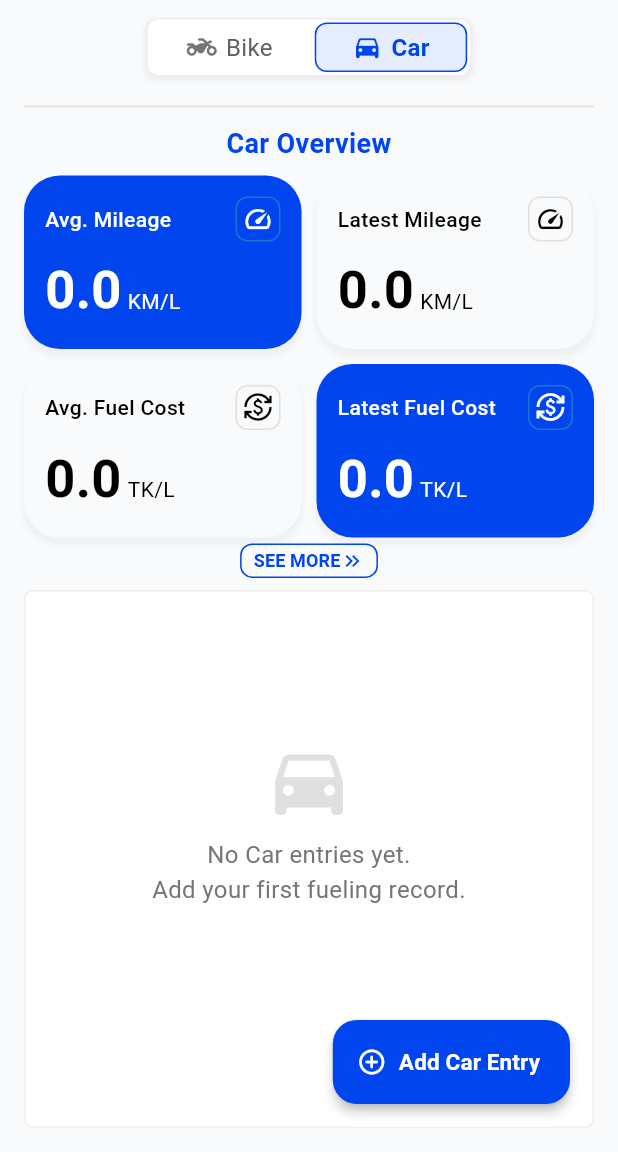
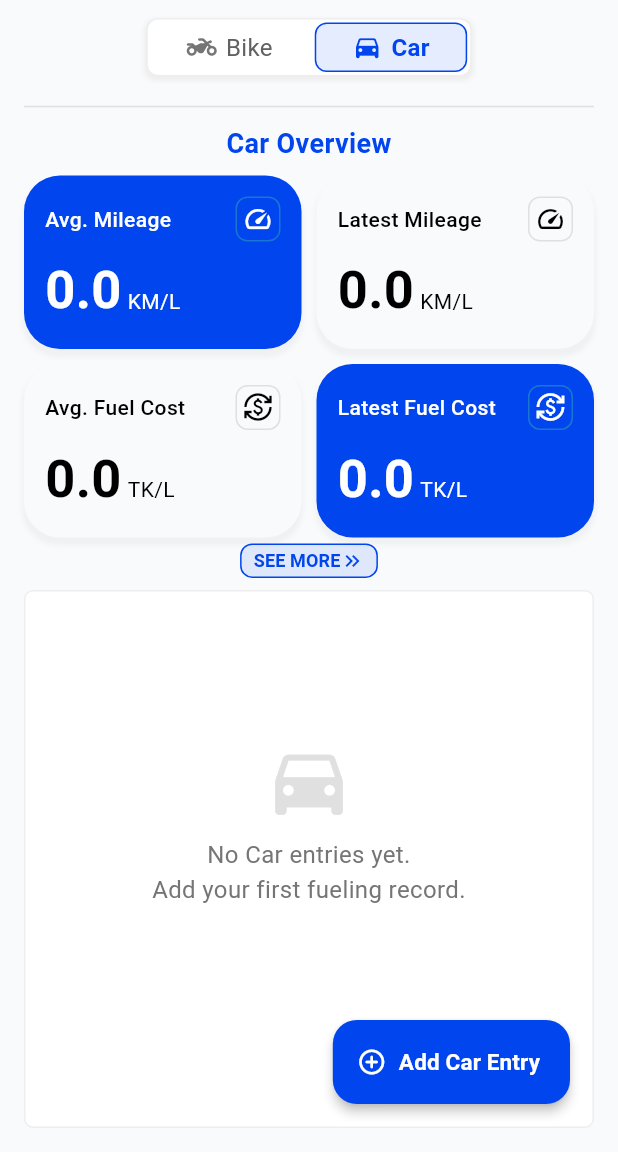
Before and after one commit to azizulever/tankibhai_android, a Flutter app: the screen it shows after launch, on a phone screen of 412 x 824 dp, the part 84-1236 px from its top. Run offline on Flutter 3.47's test engine with Material 3 defaults, Android fonts, the light colour scheme and no system bars; our stand-ins replace flutter_svg, get, shared_preferences.

Commit message:
home screens fueling history spacing and border redesigned

```diff
--- a/lib/screens/home_screen.dart
+++ b/lib/screens/home_screen.dart
@@ -131,6 +131,7 @@ class HomePage extends StatelessWidget {
                       decoration: BoxDecoration(
                         border: Border.all(color: primaryColor),
                         borderRadius: BorderRadius.circular(8),
+                        color: primaryColor.withOpacity(0.1),
                       ),
                       child: TextButton(
                         onPressed: () {
```
Also changed, not shown: lib/widgets/vehicle_type_selector.dart (+6 -2 lines).
